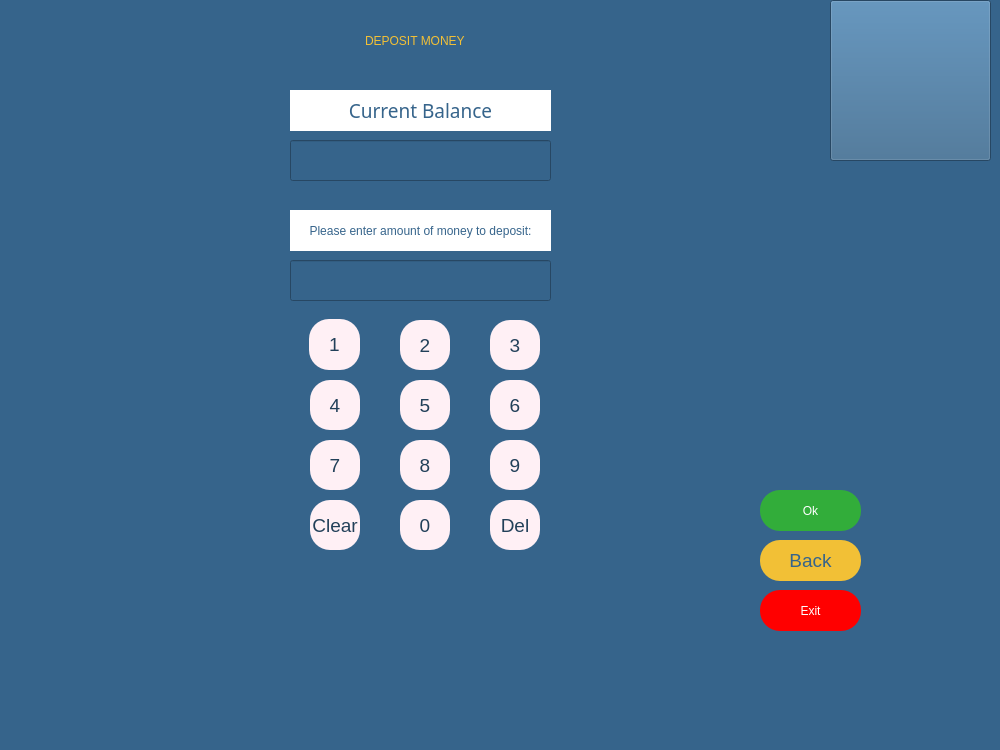
First picture: the form in insertpage.ui, repository melihorhanyilmaz/Project, before the edit.
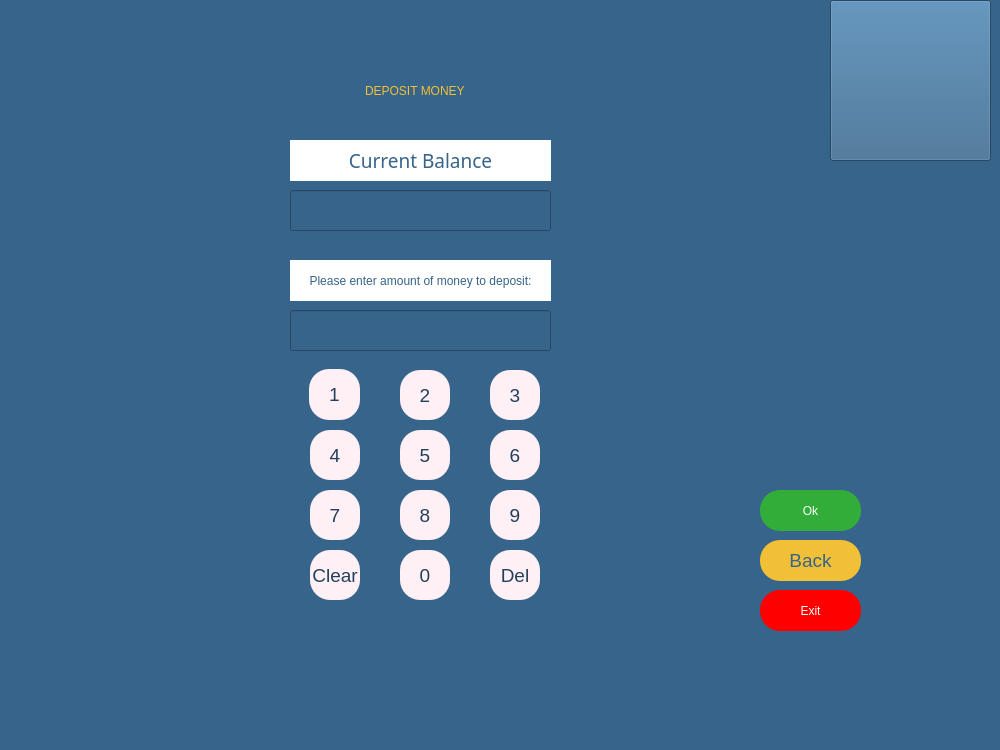
Second picture: the form after the edit. Icons and pictures are not drawn.

```diff
--- a/insertpage.ui
+++ b/insertpage.ui
@@ -44,7 +44,7 @@
     <property name="geometry">
      <rect>
       <x>400</x>
-      <y>440</y>
+      <y>490</y>
       <width>50</width>
       <height>50</height>
      </rect>
@@ -63,7 +63,7 @@
     <property name="geometry">
      <rect>
       <x>490</x>
-      <y>320</y>
+      <y>370</y>
       <width>50</width>
       <height>50</height>
      </rect>
@@ -82,7 +82,7 @@
     <property name="geometry">
      <rect>
       <x>400</x>
-      <y>500</y>
+      <y>550</y>
       <width>50</width>
       <height>50</height>
      </rect>
@@ -101,7 +101,7 @@
     <property name="geometry">
      <rect>
       <x>309</x>
-      <y>319</y>
+      <y>369</y>
       <width>51</width>
       <height>51</height>
      </rect>
@@ -120,7 +120,7 @@
     <property name="geometry">
      <rect>
       <x>490</x>
-      <y>500</y>
+      <y>550</y>
       <width>50</width>
       <height>50</height>
      </rect>
@@ -139,7 +139,7 @@
     <property name="geometry">
      <rect>
       <x>490</x>
-      <y>440</y>
+      <y>490</y>
       <width>50</width>
       <height>50</height>
      </rect>
@@ -158,7 +158,7 @@
     <property name="geometry">
      <rect>
       <x>400</x>
-      <y>380</y>
+      <y>430</y>
       <width>50</width>
       <height>50</height>
      </rect>
@@ -177,7 +177,7 @@
     <property name="geometry">
      <rect>
       <x>310</x>
-      <y>440</y>
+      <y>490</y>
       <width>50</width>
       <height>50</height>
      </rect>
@@ -196,7 +196,7 @@
     <property name="geometry">
      <rect>
       <x>290</x>
-      <y>210</y>
+      <y>260</y>
       <width>261</width>
       <height>41</height>
      </rect>
@@ -217,7 +217,7 @@
     <property name="geometry">
      <rect>
       <x>490</x>
-      <y>380</y>
+      <y>430</y>
       <width>50</width>
       <height>50</height>
      </rect>
@@ -236,7 +236,7 @@
     <property name="geometry">
      <rect>
       <x>400</x>
-      <y>320</y>
+      <y>370</y>
       <width>50</width>
       <height>50</height>
      </rect>
@@ -255,7 +255,7 @@
     <property name="geometry">
      <rect>
       <x>290</x>
-      <y>90</y>
+      <y>140</y>
       <width>261</width>
       <height>41</height>
      </rect>
@@ -285,7 +285,7 @@
     <property name="geometry">
      <rect>
       <x>290</x>
-      <y>260</y>
+      <y>310</y>
       <width>261</width>
       <height>41</height>
      </rect>
@@ -302,7 +302,7 @@
     <property name="geometry">
      <rect>
       <x>290</x>
-      <y>140</y>
+      <y>190</y>
       <width>261</width>
       <height>41</height>
      </rect>
@@ -319,7 +319,7 @@
     <property name="geometry">
      <rect>
       <x>310</x>
-      <y>380</y>
+      <y>430</y>
       <width>50</width>
       <height>50</height>
      </rect>
@@ -385,7 +385,7 @@
     <property name="geometry">
      <rect>
       <x>310</x>
-      <y>500</y>
+      <y>550</y>
       <width>50</width>
       <height>50</height>
      </rect>
@@ -404,7 +404,7 @@
     <property name="geometry">
      <rect>
       <x>150</x>
-      <y>560</y>
+      <y>610</y>
       <width>561</width>
       <height>41</height>
      </rect>
@@ -453,7 +453,7 @@
     <property name="geometry">
      <rect>
       <x>190</x>
-      <y>20</y>
+      <y>70</y>
       <width>451</width>
       <height>41</height>
      </rect>
```
